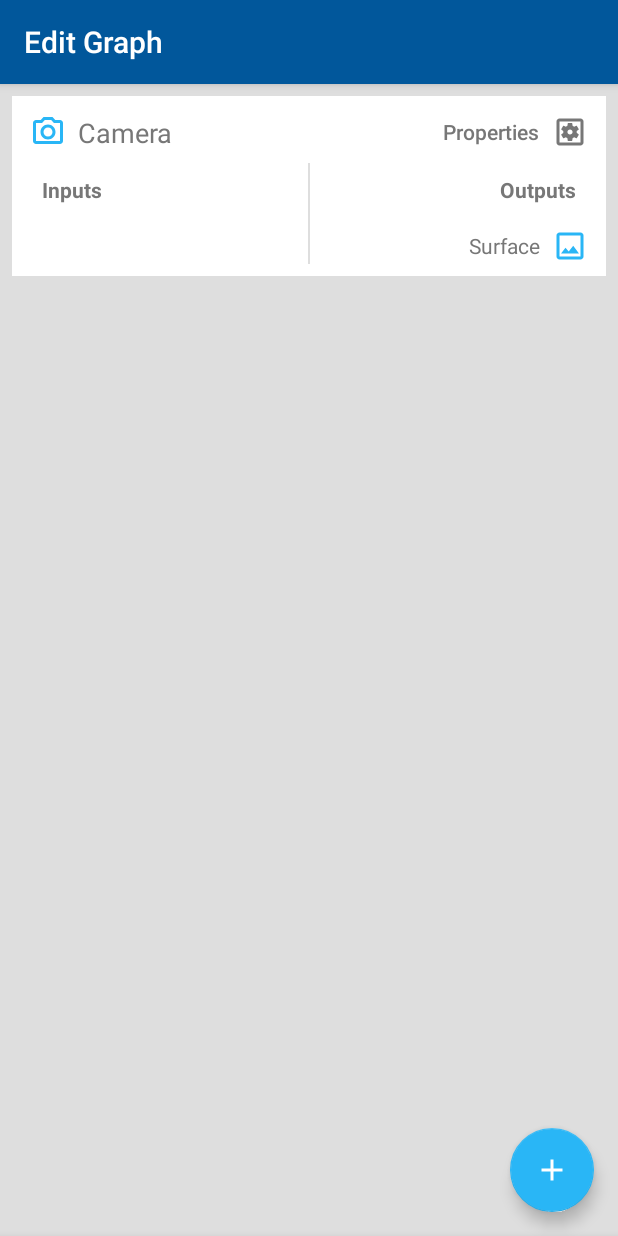
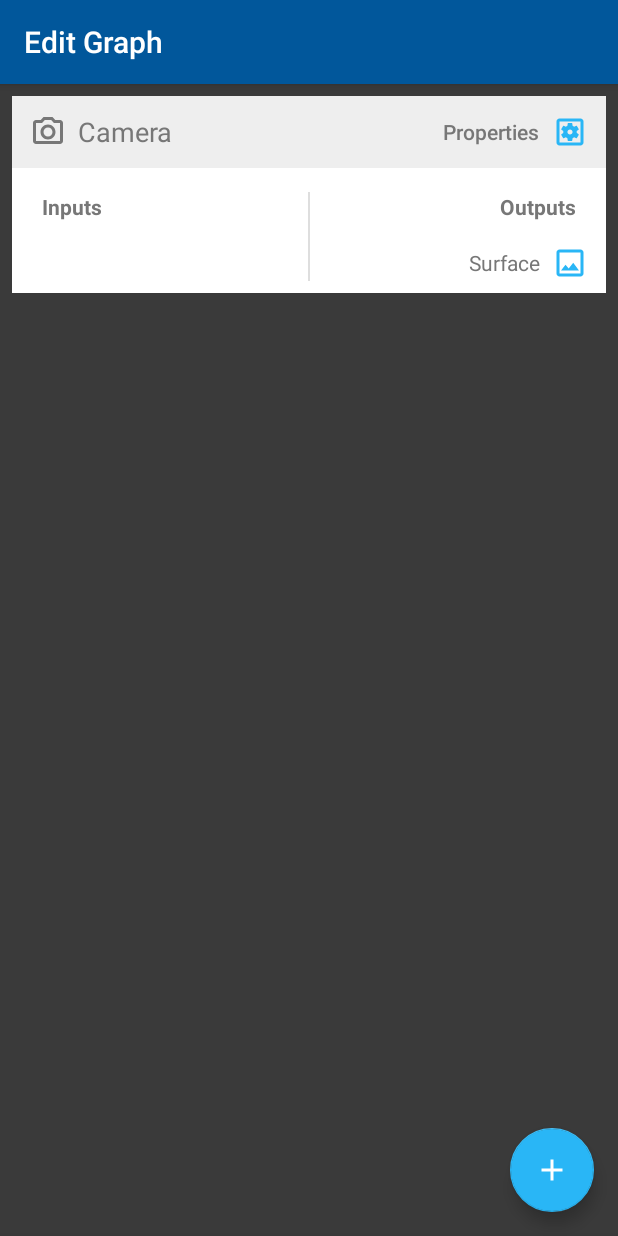
Before and after one commit to nashira/synapse, an Android app: the screen it shows after launch (GraphEditActivity), after a tap on "Camera", on a phone screen of 412 x 824 dp. Run offline under Robolectric (Android 15) with nearby library versions, the phone set to English and light mode, and no system bars; our stand-ins replace Dagger/Hilt's generated code; 1 other tap on this screen came first.

Commit message:
some ui tweaks, make nodes reorderable in editor

```diff
--- a/app/src/main/java/xyz/rthqks/proc/data/NodeConfig.kt
+++ b/app/src/main/java/xyz/rthqks/proc/data/NodeConfig.kt
@@ -12,51 +12,51 @@ sealed class NodeConfig(
 ) {
     data class Camera(val id: Int = -1) : NodeConfig(
         R.string.name_node_type_camera, R.drawable.ic_camera,
-        emptyList(), listOf(PortConfig.Surface)
+        emptyList(), listOf(PortConfig.Surface())
     )
 
     data class Microphone(val id: Int = -1) : NodeConfig(
         R.string.name_node_type_microphone, R.drawable.ic_mic,
-        emptyList(), listOf(PortConfig.AudioBuffer)
+        emptyList(), listOf(PortConfig.AudioBuffer())
     )
 
     data class Image(val filename: String = "") : NodeConfig(
         R.string.name_node_type_image, R.drawable.ic_image,
-        emptyList(), listOf(PortConfig.Texture)
+        emptyList(), listOf(PortConfig.Texture())
     )
 
     data class AudioFile(val filename: String = "") : NodeConfig(
         R.string.name_node_type_audio_file,
         R.drawable.ic_audio_file,
-        emptyList(), listOf(PortConfig.AudioBuffer)
+        emptyList(), listOf(PortConfig.AudioBuffer())
     )
 
     data class VideoFile(val filename: String = "") : NodeConfig(
         R.string.name_node_type_video_file, R.drawable.ic_movie,
-        emptyList(), listOf(PortConfig.Surface)
+        emptyList(), listOf(PortConfig.Surface())
     )
 
     data class ColorFilter(val color: Int = 0) : NodeConfig(
         R.string.name_node_type_color_filter, R.drawable.ic_tune,
-        listOf(PortConfig.Surface, PortConfig.Texture),
-        listOf(PortConfig.Surface, PortConfig.Texture)
+        listOf(PortConfig.Surface(), PortConfig.Texture()),
+        listOf(PortConfig.Surface(), PortConfig.Texture())
     )
 
     data class ShaderFilter(val source: String = "") : NodeConfig(
         R.string.name_node_type_shader_filter, R.drawable.ic_texture,
-        listOf(PortConfig.Surface, PortConfig.Texture),
-        listOf(PortConfig.Surface, PortConfig.Texture, PortConfig.Surface, PortConfig.Texture, PortConfig.Surface, PortConfig.Texture, PortConfig.Surface, PortConfig.Texture, PortConfig.Surface, PortConfig.Texture)
+        listOf(PortConfig.Surface(), PortConfig.Texture()),
+        listOf(PortConfig.Surface(), PortConfig.Texture())
     )
 
     object Speakers : NodeConfig(
         R.string.name_node_type_speaker, R.drawable.ic_speaker,
-        listOf(PortConfig.AudioBuffer), emptyList()
+        listOf(PortConfig.AudioBuffer()), emptyList()
     )
 
     object Screen : NodeConfig(
         R.string.name_node_type_screen,
         R.drawable.ic_display,
-        listOf(PortConfig.Surface, PortConfig.Texture), emptyList()
+        listOf(PortConfig.Surface(), PortConfig.Texture()), emptyList()
     )
 
     companion object {
--- a/app/src/main/java/xyz/rthqks/proc/data/PortConfig.kt
+++ b/app/src/main/java/xyz/rthqks/proc/data/PortConfig.kt
@@ -8,7 +8,7 @@ sealed class PortConfig(
     @StringRes val name: Int,
     @DrawableRes val icon: Int
 ) {
-    object Surface : PortConfig(R.string.name_data_type_surface, R.drawable.ic_image)
-    object Texture : PortConfig(R.string.name_data_type_texture, R.drawable.ic_texture)
-    object AudioBuffer : PortConfig(R.string.name_data_type_audio_buffer, R.drawable.ic_audio)
+    class Surface : PortConfig(R.string.name_data_type_surface, R.drawable.ic_image)
+    class Texture : PortConfig(R.string.name_data_type_texture, R.drawable.ic_texture)
+    class AudioBuffer : PortConfig(R.string.name_data_type_audio_buffer, R.drawable.ic_audio)
 }
--- a/app/src/main/java/xyz/rthqks/proc/ui/GraphEditActivity.kt
+++ b/app/src/main/java/xyz/rthqks/proc/ui/GraphEditActivity.kt
@@ -9,6 +9,7 @@ import android.widget.TextView
 import androidx.lifecycle.ViewModelProvider
 import androidx.lifecycle.ViewModelProviders
 import androidx.recyclerview.widget.GridLayoutManager
+import androidx.recyclerview.widget.ItemTouchHelper
 import androidx.recyclerview.widget.LinearLayoutManager
 import androidx.recyclerview.widget.RecyclerView
 import com.google.android.material.bottomsheet.BottomSheetBehavior
@@ -70,6 +71,25 @@ class GraphEditActivity : DaggerAppCompatActivity() {
         })
 
         recycler_view.adapter = nodeAdapter
+        val touchHelper = ItemTouchHelper(object : ItemTouchHelper.SimpleCallback(
+            ItemTouchHelper.UP or ItemTouchHelper.DOWN,
+            0
+        ) {
+            override fun onMove(
+                recyclerView: RecyclerView,
+                viewHolder: RecyclerView.ViewHolder,
+                target: RecyclerView.ViewHolder
+            ): Boolean {
+                val fromPos = viewHolder.adapterPosition
+                val toPos = target.adapterPosition
+                nodeAdapter.moveNode(fromPos, toPos)
+                return true
+            }
+
+            override fun onSwiped(viewHolder: RecyclerView.ViewHolder, direction: Int) {}
+        })
+
+        touchHelper.attachToRecyclerView(recycler_view)
     }
 
     companion object {
@@ -127,32 +147,32 @@ class PortsAdapter(
             parent,
             false
         )
-        return PortViewHolder(view, isStartAligned)
+        return PortViewHolder(view)
     }
 
     override fun getItemCount() = ports.size
 
     override fun onBindViewHolder(holder: PortViewHolder, position: Int) {
-        holder.bind(ports[position])
+        holder.bind(ports[position], isStartAligned)
     }
-
 }
 
 class PortViewHolder(
-    itemView: View,
-    private val isStartAligned: Boolean
+    itemView: View
 ) : RecyclerView.ViewHolder(itemView) {
     private val name = itemView.name
+    private var portConfig: PortConfig? = null
 
     init {
         itemView.setOnClickListener {
-            Log.d("Ports", "clicked ${name.text} $itemView")
+            Log.d("Ports", "clicked ${name.text} $portConfig")
         }
     }
 
-    fun bind(portConfig: PortConfig) {
+    fun bind(portConfig: PortConfig, startAligned: Boolean) {
+        this.portConfig = portConfig
         name.setText(portConfig.name)
-        if (isStartAligned) {
+        if (startAligned) {
             name.gravity = Gravity.START or Gravity.CENTER_VERTICAL
             name.setCompoundDrawablesWithIntrinsicBounds(portConfig.icon, 0, 0, 0)
         } else {
@@ -189,6 +209,11 @@ class NodeAdapter : RecyclerView.Adapter<NodeViewHolder>() {
             notifyItemChanged(nodes.size - 2)
         }
         notifyItemInserted(nodes.size - 1)
+    }
+
+    fun moveNode(fromPos: Int, toPos: Int) {
+        nodes.add(toPos, nodes.removeAt(fromPos))
+        notifyItemMoved(fromPos, toPos)
     }
 }
 
--- a/app/src/main/res/layout/content_edit_graph.xml
+++ b/app/src/main/res/layout/content_edit_graph.xml
@@ -4,7 +4,7 @@
     xmlns:tools="http://schemas.android.com/tools"
     android:layout_width="match_parent"
     android:layout_height="match_parent"
-    android:background="@color/light_grey"
+    android:background="@color/dark_grey"
     app:layout_behavior="@string/appbar_scrolling_view_behavior"
     tools:context=".ui.GraphEditActivity"
     tools:showIn="@layout/activity_graph_edit">
--- a/app/src/main/res/layout/node_edit_item.xml
+++ b/app/src/main/res/layout/node_edit_item.xml
@@ -8,11 +8,12 @@
 
     <TextView
         android:id="@+id/name"
-        android:layout_width="wrap_content"
-        android:layout_height="wrap_content"
-        android:layout_marginStart="12dp"
+        android:layout_width="match_parent"
+        android:background="@color/lighter_grey"
+        android:layout_height="48dp"
         android:drawablePadding="8dp"
-        android:drawableTint="@color/colorAccent"
+        android:paddingStart="12dp"
+        android:drawableTint="@color/grey"
         android:gravity="center_vertical"
         android:textAppearance="@style/TextAppearance.AppCompat.Medium"
         app:layout_constraintBottom_toBottomOf="@id/button_settings"
@@ -21,12 +22,25 @@
         tools:drawableStart="@drawable/ic_mic"
         tools:text="Microphone" />
 
+    <Button
+        android:text="@string/node_edit_properties"
+        android:id="@+id/button_settings"
+        style="@style/Widget.AppCompat.Button.Borderless"
+        android:textAllCaps="false"
+        android:layout_width="wrap_content"
+        android:layout_height="wrap_content"
+        android:drawableEnd="@drawable/ic_settings"
+        android:drawablePadding="8dp"
+        android:drawableTint="@color/colorAccent"
+        app:layout_constraintEnd_toEndOf="parent"
+        app:layout_constraintTop_toTopOf="parent" />
+
     <View
         android:layout_width="1dp"
         android:layout_height="0dp"
         android:layout_marginBottom="8dp"
         android:background="@color/light_grey"
-        android:layout_marginTop="8dp"
+        android:layout_marginTop="16dp"
         app:layout_constraintBottom_toBottomOf="parent"
         app:layout_constraintEnd_toStartOf="@id/header_output"
         app:layout_constraintStart_toEndOf="@id/header_input"
@@ -60,19 +74,6 @@
         app:layout_constraintStart_toEndOf="@id/header_input"
         app:layout_constraintTop_toBottomOf="@id/name" />
 
-    <Button
-        android:text="@string/node_edit_properties"
-        android:id="@+id/button_settings"
-        style="@style/Widget.AppCompat.Button.Borderless"
-        android:textAllCaps="false"
-        android:layout_width="wrap_content"
-        android:layout_height="wrap_content"
-        android:drawableEnd="@drawable/ic_settings"
-        android:drawablePadding="8dp"
-        android:drawableTint="@color/grey"
-        app:layout_constraintEnd_toEndOf="parent"
-        app:layout_constraintTop_toTopOf="parent" />
-
     <androidx.recyclerview.widget.RecyclerView
         android:id="@+id/inputs_menu"
         android:layout_width="0dp"
--- a/app/src/main/res/values/colors.xml
+++ b/app/src/main/res/values/colors.xml
@@ -5,6 +5,8 @@
     <color name="colorAccent">#29B6F6</color>
     <color name="white">#ffffff</color>
     <color name="light_grey">#dedede</color>
+    <color name="lighter_grey">#EEEEEE</color>
     <color name="grey">#777777</color>
     <color name="dark_grey">#3A3A3A</color>
+    <color name="light_accent">#E1F5FE</color>
 </resources>
```
